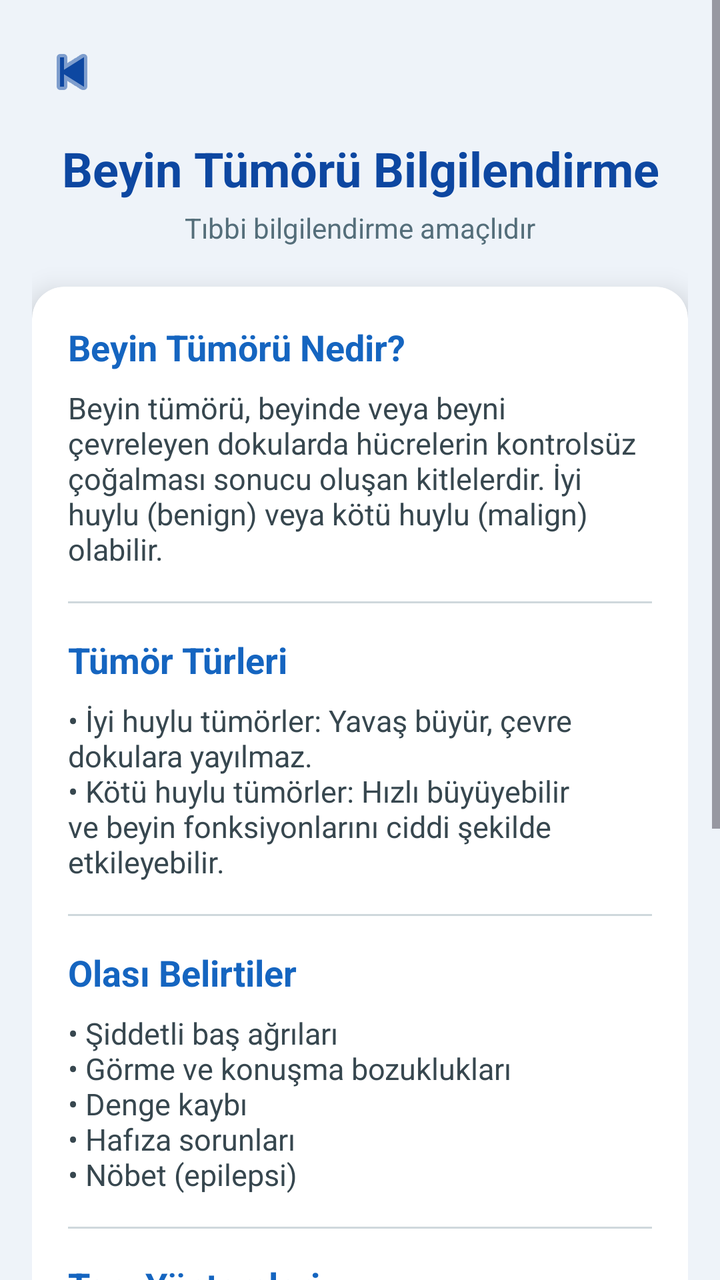
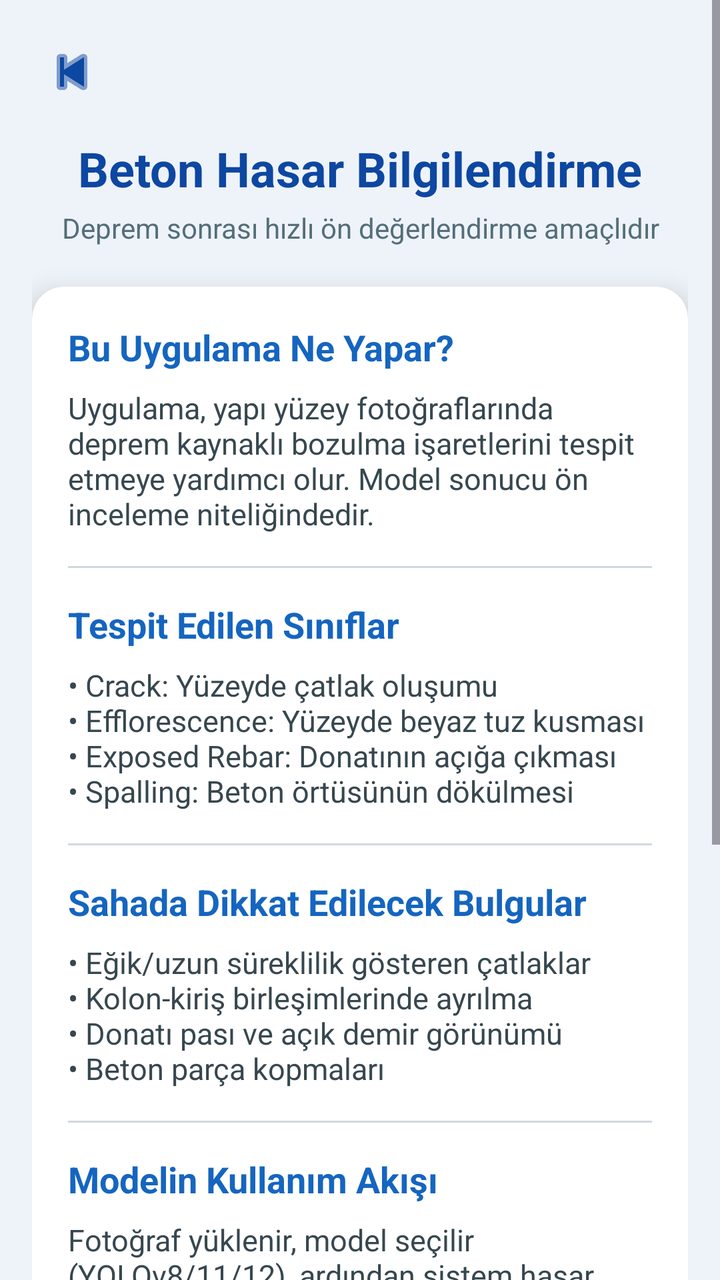

Before-and-after screenshots of an Android layout around one commit, followed by the original layout XML and the change that was made.
<!-- AndroidManifest.xml: application theme Theme.Bitirmeiki -->
<!-- res/layout/activity_segmentation.xml -->
<?xml version="1.0" encoding="utf-8"?>
<androidx.constraintlayout.widget.ConstraintLayout
    xmlns:android="http://schemas.android.com/apk/res/android"
    xmlns:app="http://schemas.android.com/apk/res-auto"
    android:id="@+id/main"
    android:layout_width="match_parent"
    android:layout_height="match_parent"
    android:background="#EEF3F9">

    
    <ScrollView
        android:layout_width="0dp"
        android:layout_height="0dp"
        android:fillViewport="true"
        app:layout_constraintTop_toTopOf="parent"
        app:layout_constraintBottom_toBottomOf="parent"
        app:layout_constraintStart_toStartOf="parent"
        app:layout_constraintEnd_toEndOf="parent">

        <LinearLayout
            android:layout_width="match_parent"
            android:layout_height="wrap_content"
            android:orientation="vertical"
            android:padding="16dp">

            
            <ImageButton
                android:id="@+id/btnBack"
                android:layout_width="40dp"
                android:layout_height="40dp"
                android:background="?attr/selectableItemBackgroundBorderless"
                android:src="@android:drawable/ic_media_previous"
                app:tint="#0D47A1"
                android:contentDescription="Geri" />

            
            <TextView
                android:id="@+id/tvMainTitle"
                android:layout_width="match_parent"
                android:layout_height="wrap_content"
                android:text="Beyin Tümörü Bilgilendirme"
                android:textSize="24sp"
                android:textStyle="bold"
                android:textColor="#0D47A1"
                android:gravity="center"
                android:layout_marginTop="12dp" />

            <TextView
                android:id="@+id/tvSubtitle"
                android:layout_width="match_parent"
                android:layout_height="wrap_content"
                android:text="Tıbbi bilgilendirme amaçlıdır"
                android:textSize="14sp"
                android:textColor="#546E7A"
                android:gravity="center"
                android:layout_marginTop="4dp" />

            
            <androidx.cardview.widget.CardView
                android:layout_width="match_parent"
                android:layout_height="wrap_content"
                app:cardCornerRadius="16dp"
                app:cardElevation="8dp"
                android:layout_marginTop="20dp">

                <LinearLayout
                    android:layout_width="match_parent"
                    android:layout_height="wrap_content"
                    android:orientation="vertical"
                    android:padding="18dp">

                    
                    <TextView
                        android:text="Beyin Tümörü Nedir?"
                        android:textSize="18sp"
                        android:textStyle="bold"
                        android:textColor="#1565C0"
                        android:layout_width="wrap_content"
                        android:layout_height="wrap_content"/>

                    <TextView
                        android:text="Beyin tümörü, beyinde veya beyni çevreleyen dokularda hücrelerin kontrolsüz çoğalması sonucu oluşan kitlelerdir. İyi huylu (benign) veya kötü huylu (malign) olabilir."
                        android:textSize="15sp"
                        android:textColor="#37474F"
                        android:layout_marginTop="8dp"
                        android:layout_width="match_parent"
                        android:layout_height="wrap_content"/>

                    <View
                        android:layout_width="match_parent"
                        android:layout_height="1dp"
                        android:background="#CFD8DC"
                        android:layout_marginVertical="16dp"/>

                    
                    <TextView
                        android:text="Tümör Türleri"
                        android:textSize="18sp"
                        android:textStyle="bold"
                        android:textColor="#1565C0"
                        android:layout_width="wrap_content"
                        android:layout_height="wrap_content"/>

                    <TextView
                        android:text="• İyi huylu tümörler: Yavaş büyür, çevre dokulara yayılmaz.\n• Kötü huylu tümörler: Hızlı büyüyebilir ve beyin fonksiyonlarını ciddi şekilde etkileyebilir."
                        android:textSize="15sp"
                        android:textColor="#37474F"
                        android:layout_marginTop="8dp"
                        android:layout_width="match_parent"
                        android:layout_height="wrap_content"/>

                    <View
                        android:layout_width="match_parent"
                        android:layout_height="1dp"
                        android:background="#CFD8DC"
                        android:layout_marginVertical="16dp"/>

                    
                    <TextView
                        android:text="Olası Belirtiler"
                        android:textSize="18sp"
                        android:textStyle="bold"
                        android:textColor="#1565C0"
                        android:layout_width="wrap_content"
                        android:layout_height="wrap_content"/>

                    <TextView
                        android:text="• Şiddetli baş ağrıları\n• Görme ve konuşma bozuklukları\n• Denge kaybı\n• Hafıza sorunları\n• Nöbet (epilepsi)"
                        android:textSize="15sp"
                        android:textColor="#37474F"
                        android:layout_marginTop="8dp"
                        android:layout_width="match_parent"
                        android:layout_height="wrap_content"/>

                    <View
                        android:layout_width="match_parent"
                        android:layout_height="1dp"
                        android:background="#CFD8DC"
                        android:layout_marginVertical="16dp"/>

                    
                    <TextView
                        android:text="Tanı Yöntemleri"
                        android:textSize="18sp"
                        android:textStyle="bold"
                        android:textColor="#1565C0"
                        android:layout_width="wrap_content"
                        android:layout_height="wrap_content"/>

                    <TextView
                        android:text="Beyin tümörleri genellikle MR (Manyetik Rezonans), BT (Bilgisayarlı Tomografi) ve biyopsi gibi yöntemlerle teşhis edilir."
                        android:textSize="15sp"
                        android:textColor="#37474F"
                        android:layout_marginTop="8dp"
                        android:layout_width="match_parent"
                        android:layout_height="wrap_content"/>

                    <View
                        android:layout_width="match_parent"
                        android:layout_height="1dp"
                        android:background="#CFD8DC"
                        android:layout_marginVertical="16dp"/>

                    
                    <TextView
                        android:text="Tedavi Seçenekleri"
                        android:textSize="18sp"
                        android:textStyle="bold"
                        android:textColor="#1565C0"
                        android:layout_width="wrap_content"
                        android:layout_height="wrap_content"/>

                    <TextView
                        android:text="Tedavi; tümörün türüne, konumuna ve hastanın durumuna göre cerrahi, radyoterapi ve kemoterapiyi içerebilir."
                        android:textSize="15sp"
                        android:textColor="#37474F"
                        android:layout_marginTop="8dp"
                        android:layout_width="match_parent"
                        android:layout_height="wrap_content"/>

                    <View
                        android:layout_width="match_parent"
                        android:layout_height="1dp"
                        android:background="#CFD8DC"
                        android:layout_marginVertical="16dp"/>

                    
                    <TextView
                        android:text="Önemli Uyarı"
                        android:textSize="17sp"
                        android:textStyle="bold"
                        android:textColor="#0D47A1"
                        android:layout_width="wrap_content"
                        android:layout_height="wrap_content"/>

                    <TextView
                        android:text="Bu uygulamada sunulan bilgiler tanı amacı taşımaz. Kesin teşhis ve tedavi için mutlaka bir sağlık uzmanına başvurulmalıdır."
                        android:textSize="14sp"
                        android:textColor="#455A64"
                        android:layout_marginTop="8dp"
                        android:layout_width="match_parent"
                        android:layout_height="wrap_content"/>

                </LinearLayout>
            </androidx.cardview.widget.CardView>

        </LinearLayout>
    </ScrollView>

</androidx.constraintlayout.widget.ConstraintLayout>
<!-- resources referenced by this layout -->
<resources>
  <style name="Theme.Bitirmeiki" parent="Base.Theme.Bitirmeiki" />
  <style name="Base.Theme.Bitirmeiki" parent="Theme.Material3.DayNight.NoActionBar">
          
          
      </style>
</resources>

<!-- the commit's change to res/layout/activity_segmentation.xml (unified diff, before → after) -->
@@ -38,7 +38,7 @@
                 android:id="@+id/tvMainTitle"
                 android:layout_width="match_parent"
                 android:layout_height="wrap_content"
-                android:text="Beyin Tümörü Bilgilendirme"
+                android:text="Beton Hasar Bilgilendirme"
                 android:textSize="24sp"
                 android:textStyle="bold"
                 android:textColor="#0D47A1"
@@ -49,7 +49,7 @@
                 android:id="@+id/tvSubtitle"
                 android:layout_width="match_parent"
                 android:layout_height="wrap_content"
-                android:text="Tıbbi bilgilendirme amaçlıdır"
+                android:text="Deprem sonrası hızlı ön değerlendirme amaçlıdır"
                 android:textSize="14sp"
                 android:textColor="#546E7A"
                 android:gravity="center"
@@ -71,107 +71,107 @@
 
                     
                     <TextView
-                        android:text="Beyin Tümörü Nedir?"
-                        android:textSize="18sp"
-                        android:textStyle="bold"
-                        android:textColor="#1565C0"
-                        android:layout_width="wrap_content"
-                        android:layout_height="wrap_content"/>
-
-                    <TextView
-                        android:text="Beyin tümörü, beyinde veya beyni çevreleyen dokularda hücrelerin kontrolsüz çoğalması sonucu oluşan kitlelerdir. İyi huylu (benign) veya kötü huylu (malign) olabilir."
-                        android:textSize="15sp"
-                        android:textColor="#37474F"
-                        android:layout_marginTop="8dp"
-                        android:layout_width="match_parent"
-                        android:layout_height="wrap_content"/>
-
-                    <View
-                        android:layout_width="match_parent"
-                        android:layout_height="1dp"
-                        android:background="#CFD8DC"
-                        android:layout_marginVertical="16dp"/>
-
-                    
-                    <TextView
-                        android:text="Tümör Türleri"
-                        android:textSize="18sp"
-                        android:textStyle="bold"
-                        android:textColor="#1565C0"
-                        android:layout_width="wrap_content"
-                        android:layout_height="wrap_content"/>
-
-                    <TextView
-                        android:text="• İyi huylu tümörler: Yavaş büyür, çevre dokulara yayılmaz.\n• Kötü huylu tümörler: Hızlı büyüyebilir ve beyin fonksiyonlarını ciddi şekilde etkileyebilir."
-                        android:textSize="15sp"
-                        android:textColor="#37474F"
-                        android:layout_marginTop="8dp"
-                        android:layout_width="match_parent"
-                        android:layout_height="wrap_content"/>
-
-                    <View
-                        android:layout_width="match_parent"
-                        android:layout_height="1dp"
-                        android:background="#CFD8DC"
-                        android:layout_marginVertical="16dp"/>
-
-                    
-                    <TextView
-                        android:text="Olası Belirtiler"
-                        android:textSize="18sp"
-                        android:textStyle="bold"
-                        android:textColor="#1565C0"
-                        android:layout_width="wrap_content"
-                        android:layout_height="wrap_content"/>
-
-                    <TextView
-                        android:text="• Şiddetli baş ağrıları\n• Görme ve konuşma bozuklukları\n• Denge kaybı\n• Hafıza sorunları\n• Nöbet (epilepsi)"
-                        android:textSize="15sp"
-                        android:textColor="#37474F"
-                        android:layout_marginTop="8dp"
-                        android:layout_width="match_parent"
-                        android:layout_height="wrap_content"/>
-
-                    <View
-                        android:layout_width="match_parent"
-                        android:layout_height="1dp"
-                        android:background="#CFD8DC"
-                        android:layout_marginVertical="16dp"/>
-
-                    
-                    <TextView
-                        android:text="Tanı Yöntemleri"
-                        android:textSize="18sp"
-                        android:textStyle="bold"
-                        android:textColor="#1565C0"
-                        android:layout_width="wrap_content"
-                        android:layout_height="wrap_content"/>
-
-                    <TextView
-                        android:text="Beyin tümörleri genellikle MR (Manyetik Rezonans), BT (Bilgisayarlı Tomografi) ve biyopsi gibi yöntemlerle teşhis edilir."
-                        android:textSize="15sp"
-                        android:textColor="#37474F"
-                        android:layout_marginTop="8dp"
-                        android:layout_width="match_parent"
-                        android:layout_height="wrap_content"/>
-
-                    <View
-                        android:layout_width="match_parent"
-                        android:layout_height="1dp"
-                        android:background="#CFD8DC"
-                        android:layout_marginVertical="16dp"/>
-
-                    
-                    <TextView
-                        android:text="Tedavi Seçenekleri"
-                        android:textSize="18sp"
-                        android:textStyle="bold"
-                        android:textColor="#1565C0"
-                        android:layout_width="wrap_content"
-                        android:layout_height="wrap_content"/>
-
-                    <TextView
-                        android:text="Tedavi; tümörün türüne, konumuna ve hastanın durumuna göre cerrahi, radyoterapi ve kemoterapiyi içerebilir."
+                        android:text="Bu Uygulama Ne Yapar?"
+                        android:textSize="18sp"
+                        android:textStyle="bold"
+                        android:textColor="#1565C0"
+                        android:layout_width="wrap_content"
+                        android:layout_height="wrap_content"/>
+
+                    <TextView
+                        android:text="Uygulama, yapı yüzey fotoğraflarında deprem kaynaklı bozulma işaretlerini tespit etmeye yardımcı olur. Model sonucu ön inceleme niteliğindedir."
+                        android:textSize="15sp"
+                        android:textColor="#37474F"
+                        android:layout_marginTop="8dp"
+                        android:layout_width="match_parent"
+                        android:layout_height="wrap_content"/>
+
+                    <View
+                        android:layout_width="match_parent"
+                        android:layout_height="1dp"
+                        android:background="#CFD8DC"
+                        android:layout_marginVertical="16dp"/>
+
+                    
+                    <TextView
+                        android:text="Tespit Edilen Sınıflar"
+                        android:textSize="18sp"
+                        android:textStyle="bold"
+                        android:textColor="#1565C0"
+                        android:layout_width="wrap_content"
+                        android:layout_height="wrap_content"/>
+
+                    <TextView
+                        android:text="• Crack: Yüzeyde çatlak oluşumu\n• Efflorescence: Yüzeyde beyaz tuz kusması\n• Exposed Rebar: Donatının açığa çıkması\n• Spalling: Beton örtüsünün dökülmesi"
+                        android:textSize="15sp"
+                        android:textColor="#37474F"
+                        android:layout_marginTop="8dp"
+                        android:layout_width="match_parent"
+                        android:layout_height="wrap_content"/>
+
+                    <View
+                        android:layout_width="match_parent"
+                        android:layout_height="1dp"
+                        android:background="#CFD8DC"
+                        android:layout_marginVertical="16dp"/>
+
+                    
+                    <TextView
+                        android:text="Sahada Dikkat Edilecek Bulgular"
+                        android:textSize="18sp"
+                        android:textStyle="bold"
+                        android:textColor="#1565C0"
+                        android:layout_width="wrap_content"
+                        android:layout_height="wrap_content"/>
+
+                    <TextView
+                        android:text="• Eğik/uzun süreklilik gösteren çatlaklar\n• Kolon-kiriş birleşimlerinde ayrılma\n• Donatı pası ve açık demir görünümü\n• Beton parça kopmaları"
+                        android:textSize="15sp"
+                        android:textColor="#37474F"
+                        android:layout_marginTop="8dp"
+                        android:layout_width="match_parent"
+                        android:layout_height="wrap_content"/>
+
+                    <View
+                        android:layout_width="match_parent"
+                        android:layout_height="1dp"
+                        android:background="#CFD8DC"
+                        android:layout_marginVertical="16dp"/>
+
+                    
+                    <TextView
+                        android:text="Modelin Kullanım Akışı"
+                        android:textSize="18sp"
+                        android:textStyle="bold"
+                        android:textColor="#1565C0"
+                        android:layout_width="wrap_content"
+                        android:layout_height="wrap_content"/>
+
+                    <TextView
+                        android:text="Fotoğraf yüklenir, model seçilir (YOLOv8/11/12), ardından sistem hasar sınıfı ve güven skoru üretir."
+                        android:textSize="15sp"
+                        android:textColor="#37474F"
+                        android:layout_marginTop="8dp"
+                        android:layout_width="match_parent"
+                        android:layout_height="wrap_content"/>
+
+                    <View
+                        android:layout_width="match_parent"
+                        android:layout_height="1dp"
+                        android:background="#CFD8DC"
+                        android:layout_marginVertical="16dp"/>
+
+                    
+                    <TextView
+                        android:text="Sonraki Teknik Adımlar"
+                        android:textSize="18sp"
+                        android:textStyle="bold"
+                        android:textColor="#1565C0"
+                        android:layout_width="wrap_content"
+                        android:layout_height="wrap_content"/>
+
+                    <TextView
+                        android:text="Model sonucu yüksek risk gösteriyorsa yerinde uzman incelemesi, detaylı hasar tespiti ve güçlendirme/onarım planlaması yapılmalıdır."
                         android:textSize="15sp"
                         android:textColor="#37474F"
                         android:layout_marginTop="8dp"
@@ -194,7 +194,7 @@
                         android:layout_height="wrap_content"/>
 
                     <TextView
-                        android:text="Bu uygulamada sunulan bilgiler tanı amacı taşımaz. Kesin teşhis ve tedavi için mutlaka bir sağlık uzmanına başvurulmalıdır."
+                        android:text="Bu uygulama resmi deprem performans analizi yerine geçmez. Sonuçlar yalnızca ön değerlendirme içindir; nihai karar yetkili uzman incelemesi ile verilmelidir."
                         android:textSize="14sp"
                         android:textColor="#455A64"
                         android:layout_marginTop="8dp"
